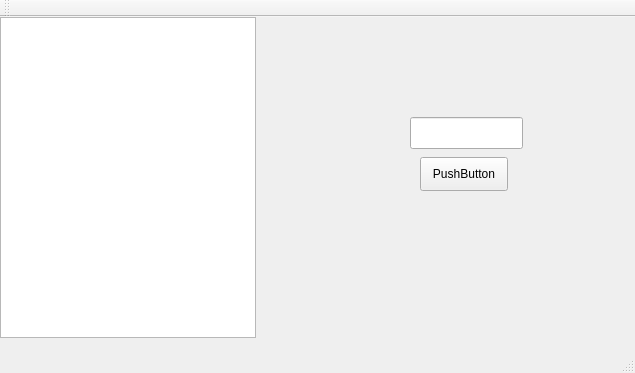
Qt form tree/mainwindow.ui (JuanSeabra/qtexamples) before a commit.
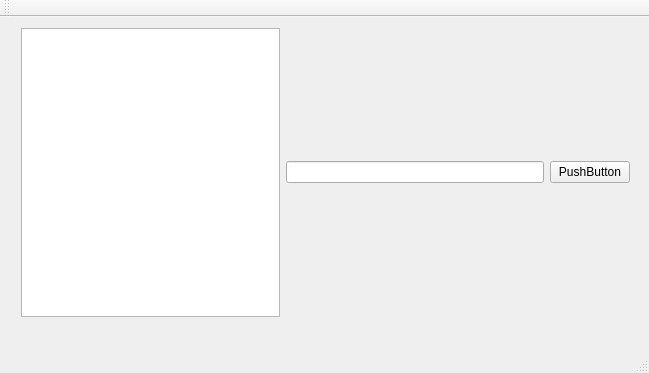
The same form after that commit.

Patch:
```diff
--- a/tree/mainwindow.ui
+++ b/tree/mainwindow.ui
@@ -6,7 +6,7 @@
    <rect>
     <x>0</x>
     <y>0</y>
-    <width>635</width>
+    <width>649</width>
     <height>373</height>
    </rect>
   </property>
@@ -14,38 +14,34 @@
    <string>MainWindow</string>
   </property>
   <widget class="QWidget" name="centralWidget">
-   <widget class="QLineEdit" name="lineEdit">
+   <widget class="QWidget" name="">
     <property name="geometry">
      <rect>
-      <x>410</x>
-      <y>100</y>
-      <width>113</width>
-      <height>32</height>
-     </rect>
-    </property>
-   </widget>
-   <widget class="QPushButton" name="pushButton">
-    <property name="geometry">
-     <rect>
-      <x>420</x>
-      <y>140</y>
-      <width>88</width>
-      <height>34</height>
-     </rect>
-    </property>
-    <property name="text">
-     <string>PushButton</string>
-    </property>
-   </widget>
-   <widget class="QTreeView" name="treeView">
-    <property name="geometry">
-     <rect>
-      <x>0</x>
+      <x>10</x>
       <y>0</y>
-      <width>256</width>
-      <height>321</height>
+      <width>631</width>
+      <height>311</height>
      </rect>
     </property>
+    <layout class="QHBoxLayout" name="horizontalLayout">
+     <item>
+      <widget class="QTreeView" name="treeView">
+       <property name="styleSheet">
+        <string notr="true"/>
+       </property>
+      </widget>
+     </item>
+     <item>
+      <widget class="QLineEdit" name="lineEdit"/>
+     </item>
+     <item>
+      <widget class="QPushButton" name="pushButton">
+       <property name="text">
+        <string>PushButton</string>
+       </property>
+      </widget>
+     </item>
+    </layout>
    </widget>
   </widget>
   <widget class="QMenuBar" name="menuBar">
```
Left out of the diff: 4 changed lines with no effect on the pictures.
